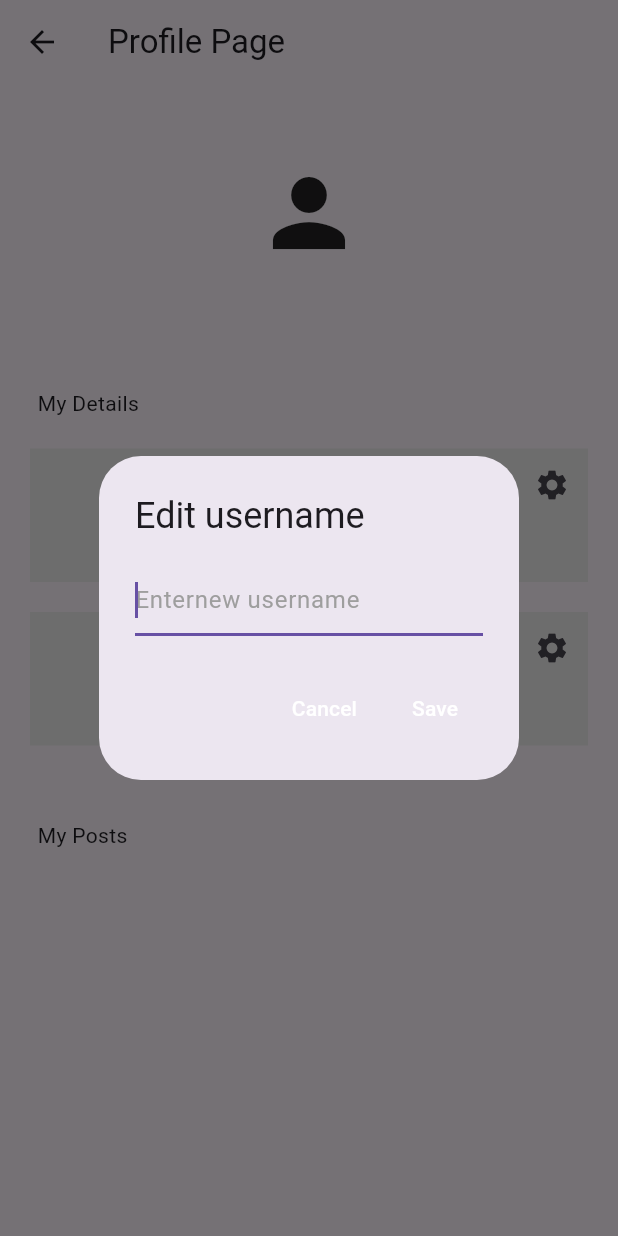
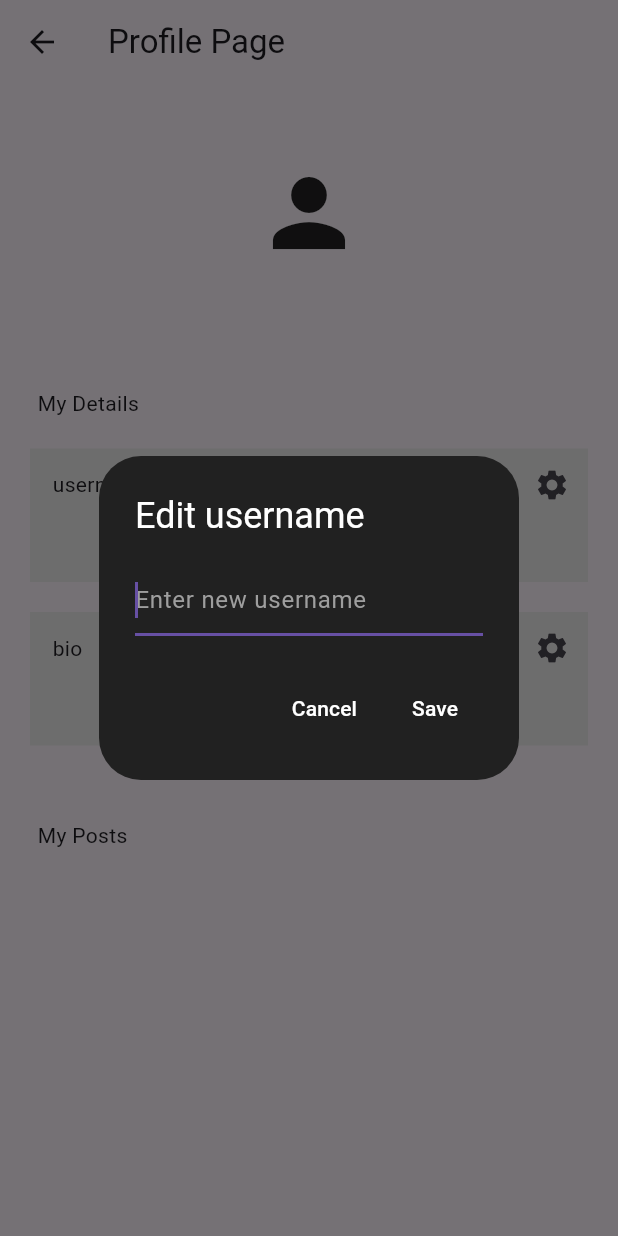
Before and after one commit to Tqk2003/PostWeb, a Flutter app: the ProfilePage screen opened directly, after a tap on the "settings" icon, on a phone screen of 412 x 824 dp. Run offline on Flutter 3.47's test engine with Material 3 defaults, Android fonts, the phone set to English and light mode, and no system bars; our stand-ins replace cloud_firestore, firebase_auth, firebase_core; accounts and stored records are empty.

Commit message:
final project

```diff
--- a/final_project/lib/components/drawer.dart
+++ b/final_project/lib/components/drawer.dart
@@ -12,7 +12,7 @@ class MyDrawer extends StatelessWidget{
       backgroundColor: Colors.grey[900],
       child: Column(
         children: [
-          DrawerHeader(child: Icon(Icons.person, color: Colors.white, size: 60),),
+          const DrawerHeader(child: Icon(Icons.person, color: Colors.white, size: 60),),
           MyListTile(icon: Icons.home, text: 'H O M E', onTap: () => Navigator.pop(context),),
           MyListTile(icon: Icons.person, text: 'P R O F I L E', onTap: onProfileTap),
           MyListTile(icon: Icons.logout, text: 'L O G O U T', onTap: onSignOut),
--- a/final_project/lib/components/text_box.dart
+++ b/final_project/lib/components/text_box.dart
@@ -1,5 +1,4 @@
 import 'my_list_tile.dart';
-
 import 'package:flutter/material.dart';
 
 class MyTextBox extends StatelessWidget{
@@ -18,7 +17,7 @@ class MyTextBox extends StatelessWidget{
         crossAxisAlignment: CrossAxisAlignment.start,
         children: [
           Row(
-            mainAxisAlignment: MainAxisAlignment.end,
+            mainAxisAlignment: MainAxisAlignment.spaceBetween,
             children: [
               Text(sectionName),
 
--- a/final_project/lib/pages/homa_page.dart
+++ b/final_project/lib/pages/homa_page.dart
@@ -46,7 +46,7 @@ class _HomePageState extends State<HomePage> {
   @override
   Widget build(BuildContext context) {
     return Scaffold(
-      appBar: AppBar(title: Text('The Wall'),
+      appBar: AppBar(title: const Text('The Wall'),
       ),
       drawer: MyDrawer(
         onProfileTap: goToProfilePage,
--- a/final_project/lib/pages/profile_Page.dart
+++ b/final_project/lib/pages/profile_Page.dart
@@ -14,16 +14,19 @@ class _ProfilePageState extends State<ProfilePage> {
 
   final currentUser = FirebaseAuth.instance.currentUser!;
 
-  final usersCollection = FirebaseFirestore.instance.collection("Users");
+  final usersCollection = FirebaseFirestore.instance.collection("users");
 
   Future<void> editField(String field) async {
     String newValue = "";
-    await showDialog(context: context, builder: (context) => AlertDialog(title: Text("Edit " + field),
+    await showDialog(context: context, builder: (context) => AlertDialog(
+      backgroundColor: Colors.grey[900],
+      title: Text("Edit $field", style: const TextStyle(color: Colors.white),
+      ),
     content: TextField(
       autofocus: true,
-      style: TextStyle(color: Colors.white),
+      style: TextStyle(color: Colors.black),
       decoration: InputDecoration(
-        hintText: "Enternew $field",
+        hintText: "Enter new $field",
         hintStyle: TextStyle(color: Colors.grey),
       ),
       onChanged: (value) {
@@ -40,7 +43,7 @@ class _ProfilePageState extends State<ProfilePage> {
           onPressed: () => Navigator.of(context).pop(newValue),
         ),
       ],
-    )
+    ),
     );
 
     if (newValue.trim().length > 0) {
@@ -54,7 +57,7 @@ class _ProfilePageState extends State<ProfilePage> {
       appBar: AppBar(title: Text('Profile Page'),
       ),
       body: StreamBuilder<DocumentSnapshot>(
-        stream: FirebaseFirestore.instance.collection("Users").doc(currentUser.email).snapshots(),
+        stream: FirebaseFirestore.instance.collection("users").doc(currentUser.email).snapshots(),
           builder: (context, snapshot) {
             if (snapshot.hasData) {
               final userData = snapshot.data!.data() as Map<String, dynamic>;
@@ -66,7 +69,8 @@ class _ProfilePageState extends State<ProfilePage> {
                   const SizedBox(height: 10),
                   Text(currentUser.email!, textAlign: TextAlign.center),
                   const SizedBox(height: 50),
-                  Padding(padding: const EdgeInsets.only(left: 25),
+                  Padding(
+                    padding: const EdgeInsets.only(left: 25),
                     child: Text('My Details'),
                   ),
                   MyTextBox(text: userData['username'], sectionName: 'username', onPressed: () => editField('username'),
@@ -75,9 +79,7 @@ class _ProfilePageState extends State<ProfilePage> {
                   ),
                   const SizedBox(height: 50),
                   Padding(padding: const EdgeInsets.only(left: 25.0),
-                  child: Text(
-                    'My Posts',
-                  ),
+                  child: Text('My Posts'),
                   ),
                 ],
               );
--- a/final_project/lib/pages/register_page.dart
+++ b/final_project/lib/pages/register_page.dart
@@ -29,10 +29,11 @@ class _RegisterPageState extends State<RegisterPage> {
     try {
       UserCredential userCredential = await FirebaseAuth.instance.createUserWithEmailAndPassword(
           email: emailController.text,
-          password: passwordController.text);
+          password: passwordController.text,
+      );
 
       FirebaseFirestore.instance.collection("users")
-          .doc(userCredential.user!.email!)
+          .doc(userCredential.user!.email)
           .set({'username': emailController.text.split("@")[0],
                 'bio' : 'Empty bio..'
           });
```
